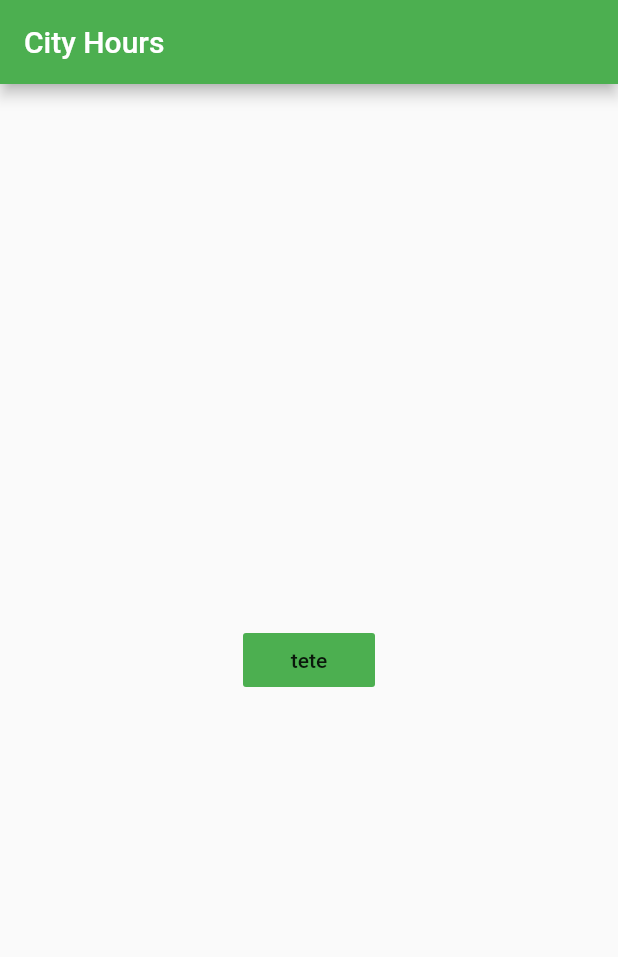
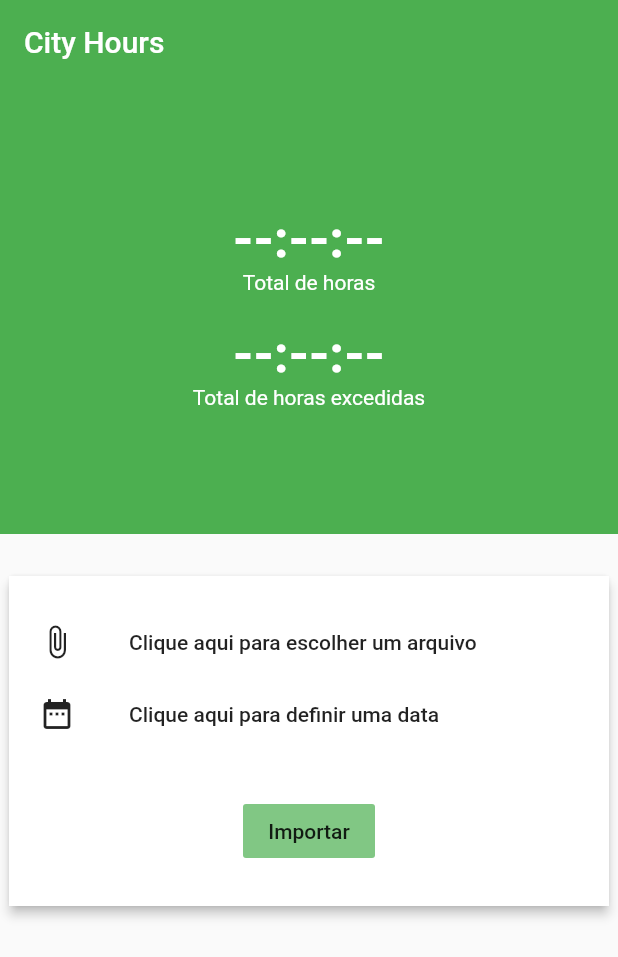
Before and after one commit to fabio-pv/test-flutter-web, a Flutter app: the screen it shows after launch, on a phone screen of 412 x 824 dp. Shown: the top 957 px of the screen. Run offline on Flutter 3.47's test engine with Material 2 defaults, Android fonts, the light colour scheme and no system bars; missing offline and left inert: dart:html, date_range_picker, excel.

Commit message:
ajuste no layout

```diff
--- a/lib/Screens/HomeScreen.dart
+++ b/lib/Screens/HomeScreen.dart
@@ -3,6 +3,8 @@ import 'dart:typed_data';
 import 'package:city_hours/Util/FileUtil.dart';
 import 'package:excel/excel.dart';
 import 'package:flutter/material.dart';
+import 'package:date_range_picker/date_range_picker.dart' as DateRagePicker;
+import 'package:intl/intl.dart';
 
 class HomeScreen extends StatefulWidget {
   static const String ROUTE = 'home';
@@ -12,9 +14,16 @@ class HomeScreen extends StatefulWidget {
 }
 
 class _HomeScreenState extends State<HomeScreen> {
+  Uint8List _uint8list;
   DateTime _summationHours;
   DateTime _dateNow;
   DateTime _hoursTotal;
+  String _fileName;
+  DateTime _initialDate;
+  DateTime _finalDate;
+  String _dateToShow;
+  String _hoursCalcTotal;
+  String _hoursCalcDiff;
 
   _HomeScreenState() {
     this._generateInitialTime();
@@ -32,14 +41,17 @@ class _HomeScreenState extends State<HomeScreen> {
   Future<void> _getFile() {
     this._generateInitialTime();
     FileUtil(
-      resultCallBack: (Uint8List result) {
-        this._getDataFromCSV(result);
+      resultCallBack: (Uint8List result, String fileName) {
+        setState(() {
+          this._fileName = fileName;
+          this._uint8list = result;
+        });
       },
     );
   }
 
-  Future<void> _getDataFromCSV(bytes) async {
-    final excel = Excel.decodeBytes(bytes);
+  Future<void> _getDataFromCSV() async {
+    final excel = Excel.decodeBytes(this._uint8list);
 
     for (var table in excel.tables.keys) {
       for (var row in excel.tables[table].rows) {
@@ -67,13 +79,18 @@ class _HomeScreenState extends State<HomeScreen> {
         );
 
     final result = this._summationHours.difference(this._dateNow);
+
+    setState(() {
+      this._hoursCalcTotal = result.toString().split('.')[0];
+    });
   }
 
   void _getDiff() {
+    final result = this._summationHours.difference(this._hoursTotal);
 
-    print(this._summationHours.toString());
-    print(this._hoursTotal.toString());
-    print(this._summationHours.difference(this._hoursTotal));
+    setState(() {
+      this._hoursCalcDiff = result.toString().split('.')[0];
+    });
   }
 
   bool _isRowRight({List<dynamic> row}) {
@@ -81,21 +98,152 @@ class _HomeScreenState extends State<HomeScreen> {
     return lasIndex.contains(':');
   }
 
+  Future<void> _showDateRange() async {
+    final dateNow = DateTime.now();
+    final initialLastDate = new DateTime(
+      dateNow.year,
+      dateNow.month + 1,
+      dateNow.day,
+    );
+
+    final List<DateTime> picked = await DateRagePicker.showDatePicker(
+        context: context,
+        initialFirstDate: dateNow,
+        initialLastDate: initialLastDate,
+        firstDate: DateTime(2020),
+        lastDate: DateTime(2040));
+    if (picked != null && picked.length == 2) {
+      setState(() {
+        this._initialDate = picked[0];
+        this._finalDate = picked[1];
+        this._dateToShow = (DateFormat('dd/MM/yyyy')).format(picked[0]) +
+            ' até ' +
+            (DateFormat('dd/MM/yyyy')).format(picked[1]);
+      });
+    }
+  }
+
   @override
   Widget build(BuildContext context) {
     return Scaffold(
       appBar: AppBar(
+        elevation: 0,
         title: Text('City Hours'),
       ),
       body: Container(
+        child: Stack(
+          children: [
+            Container(
+              height: 300,
+              width: double.maxFinite,
+              color: Theme.of(context).primaryColor,
               child: Center(
-          child: FlatButton(
-            color: Colors.green,
+                child: Column(
+                  crossAxisAlignment: CrossAxisAlignment.center,
+                  mainAxisAlignment: MainAxisAlignment.center,
+                  children: [
+                    Text(
+                      this._hoursCalcTotal ?? '--:--:--',
+                      style: TextStyle(
+                          color: Colors.white,
+                          fontSize: 35,
+                          fontWeight: FontWeight.bold),
+                    ),
+                    Text(
+                      'Total de horas',
+                      style: TextStyle(
+                        color: Colors.white,
+                      ),
+                    ),
+                    SizedBox(
+                      height: 20,
+                    ),
+                    Text(
+                      this._hoursCalcDiff ?? '--:--:--',
+                      style: TextStyle(
+                          color: Colors.white,
+                          fontSize: 35,
+                          fontWeight: FontWeight.bold),
+                    ),
+                    Text(
+                      'Total de horas excedidas',
+                      style: TextStyle(
+                        color: Colors.white,
+                      ),
+                    ),
+                  ],
+                ),
+              ),
+            ),
+            Align(
+              alignment: Alignment(0.0, 0.2),
+              child: Card(
+                elevation: 3,
+                child: Container(
+                  width: 400,
+                  height: 220,
+                  color: Colors.white,
+                  padding: EdgeInsets.all(20.0),
+                  child: Column(
+                    crossAxisAlignment: CrossAxisAlignment.center,
+                    children: [
+                      Row(
+                        children: [
+                          Icon(Icons.attach_file),
+                          SizedBox(
+                            width: 20,
+                          ),
+                          FlatButton(
                             onPressed: () {
                               this._getFile();
                             },
-            child: Text('tete'),
+                            child: Center(
+                              child: Text(this._fileName ??
+                                  'Clique aqui para escolher um arquivo'),
                             ),
+                          ),
+                        ],
+                      ),
+                      Row(
+                        children: [
+                          Icon(Icons.date_range),
+                          SizedBox(
+                            width: 20,
+                          ),
+                          FlatButton(
+                            onPressed: this._showDateRange,
+                            child: Center(
+                              child: Text(
+                                this._dateToShow ??
+                                    'Clique aqui para definir uma data',
+                              ),
+                            ),
+                          ),
+                        ],
+                      ),
+                      SizedBox(
+                        height: 30,
+                      ),
+                      Row(
+                        mainAxisAlignment: MainAxisAlignment.center,
+                        children: [
+                          FlatButton(
+                            onPressed: this._getDataFromCSV,
+                            color: Theme.of(context).accentColor,
+                            child: Center(
+                              child: Text(
+                                'Importar',
+                              ),
+                            ),
+                          ),
+                        ],
+                      ),
+                    ],
+                  ),
+                ),
+              ),
+            ),
+          ],
         ),
       ),
     );
--- a/lib/Util/FileUtil.dart
+++ b/lib/Util/FileUtil.dart
@@ -22,10 +22,11 @@ class FileUtil {
       final files = uploadInput.files;
       if (files.length == 1) {
         final file = files[0];
+
         FileReader reader = FileReader();
 
         reader.onLoadEnd.listen((e) {
-          this.resultCallBack(reader.result);
+          this.resultCallBack(reader.result, file.name);
         });
 
         reader.onError.listen((fileEvent) {
@@ -38,4 +39,4 @@ class FileUtil {
   }
 }
 
-typedef ResultCallBack = void Function(Uint8List uint8list);
+typedef ResultCallBack = void Function(Uint8List uint8list, String fileName);
--- a/lib/main.dart
+++ b/lib/main.dart
@@ -13,7 +13,7 @@ class MyApp extends StatelessWidget {
       title: 'City Hours',
       theme: ThemeData(
         primaryColor: Colors.green,
-        accentColor: Colors.greenAccent,
+        accentColor: Colors.green[300],
       ),
       initialRoute: HomeScreen.ROUTE,
       routes: {
--- a/pubspec.yaml
+++ b/pubspec.yaml
@@ -25,6 +25,8 @@ dependencies:
     sdk: flutter
   file_picker_web: 1.0.2
   excel: ^1.1.5
+  date_range_picker: ^1.0.6
+  intl: ^0.16.1
 
 
   # The following adds the Cupertino Icons font to your application.
```
Also changed, not shown: pubspec.lock. Lines whose indentation alone changed are shown as unchanged.
